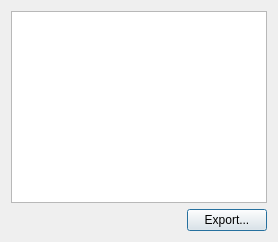
First picture: the form in logviewdialog.ui, repository xiluembo/atsumari, before the edit.
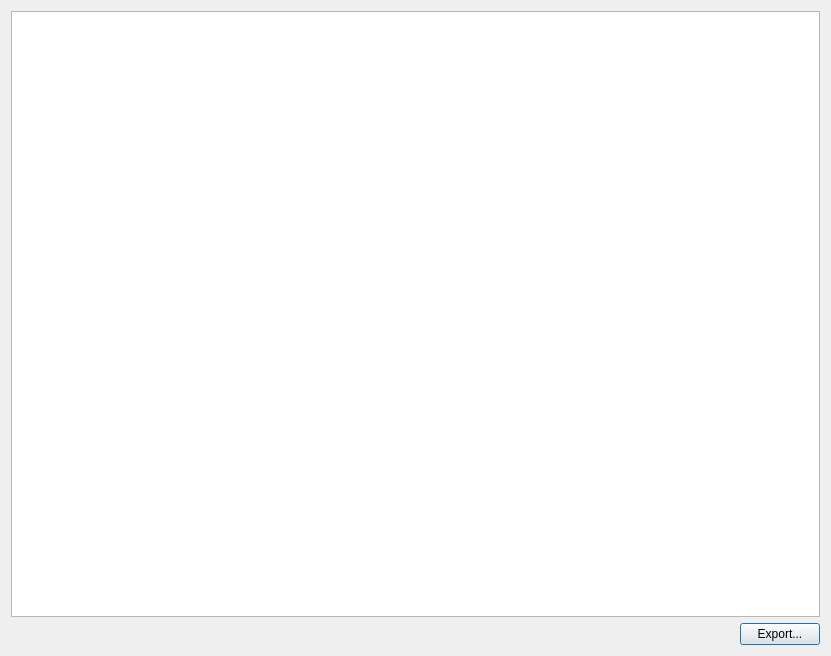
Second picture: the form after the edit.

Commit message: resize dialog

```diff
--- a/logviewdialog.ui
+++ b/logviewdialog.ui
@@ -2,6 +2,14 @@
 <ui version="4.0">
  <class>LogViewDialog</class>
  <widget class="QDialog" name="LogViewDialog">
+  <property name="geometry">
+   <rect>
+    <x>0</x>
+    <y>0</y>
+    <width>831</width>
+    <height>656</height>
+   </rect>
+  </property>
   <property name="windowTitle">
    <string>Logs</string>
   </property>
```
Left out of the diff: 2 changed lines with no effect on the pictures.
